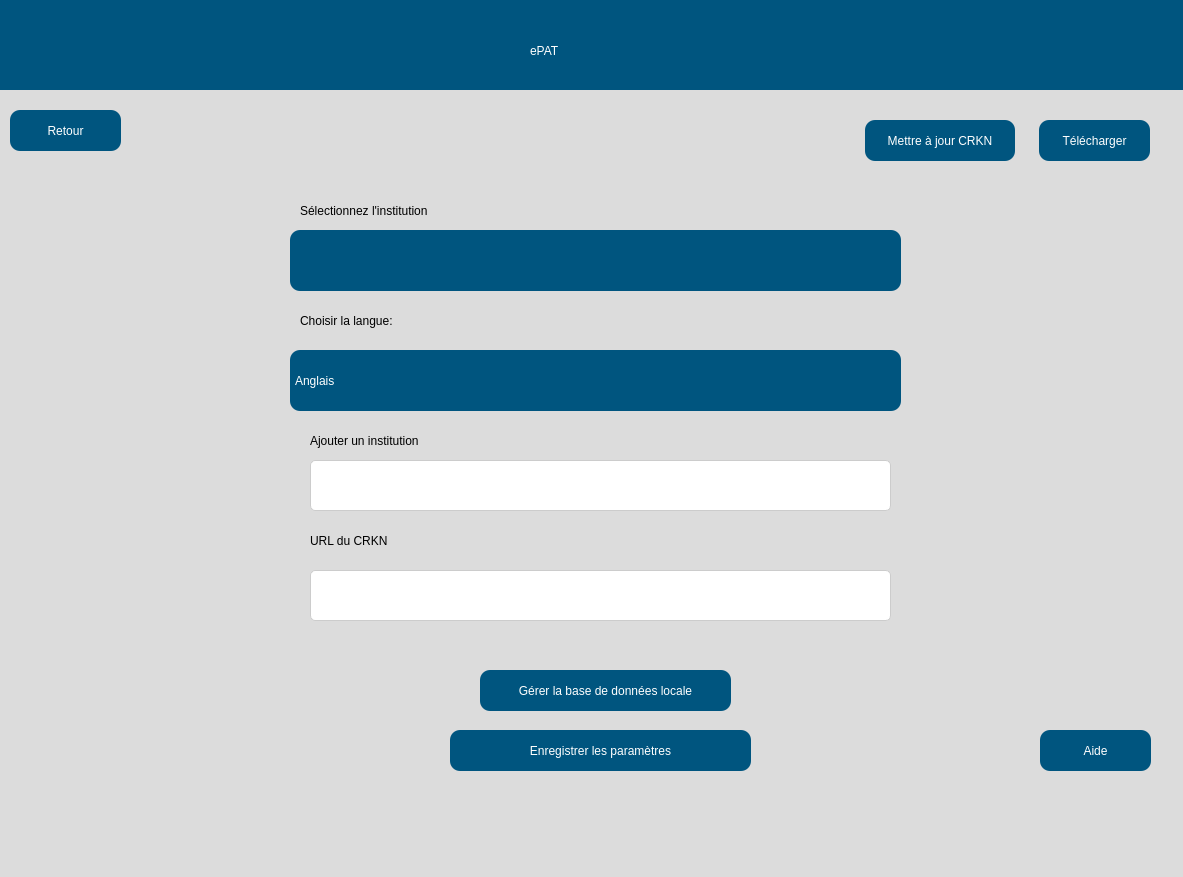
The window that src/user_interface/french_settingsPage.ui (eppenney/eBook-Perpetual-Access-Rights-Tracker) describes before a commit, drawn with Qt 5.
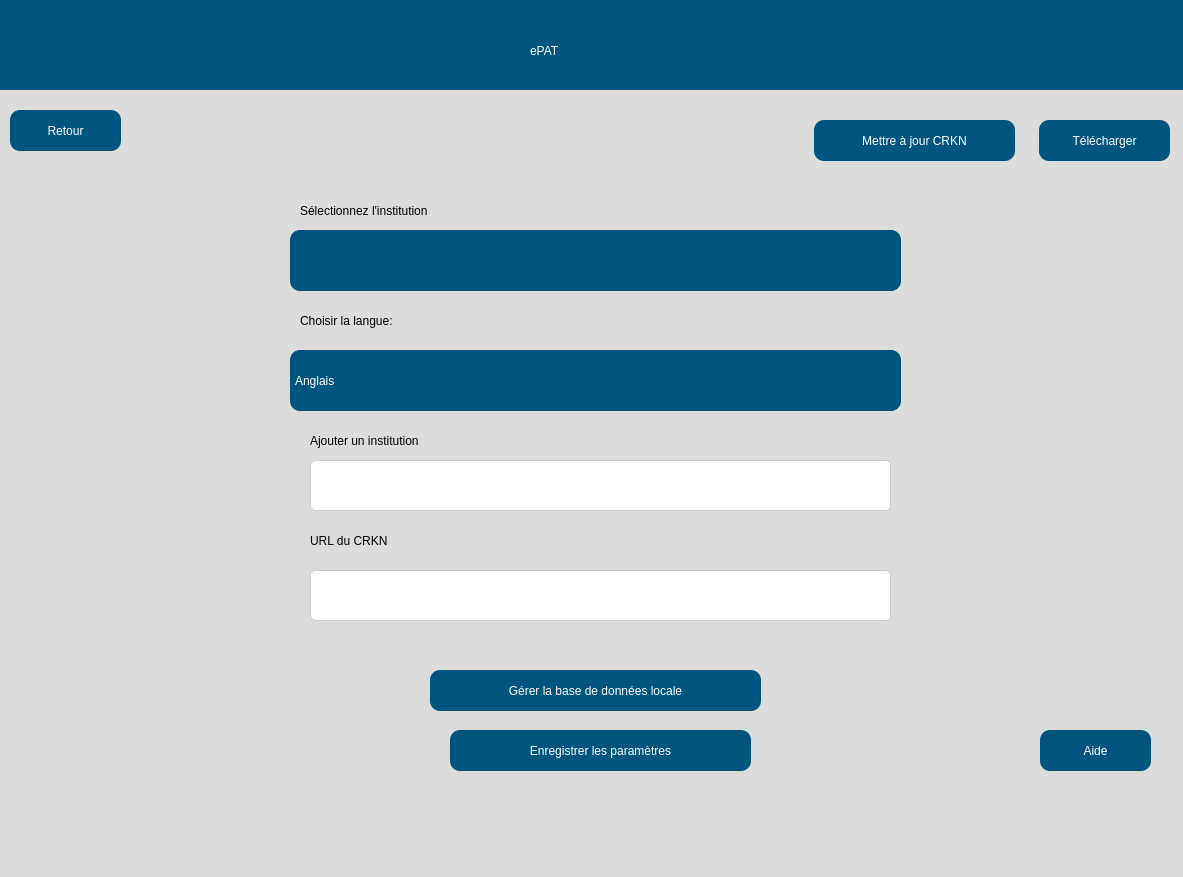
The same window after the commit. Icons and pictures are not drawn.

Commit message: There are alot of changes in the uI. Also now there is welcomeScreen that should be saving the settings before opening the file. Made a small change in the settingsWheel on the startScreen which shall rotate when hover over it just a small change.

```diff
--- a/src/user_interface/french_settingsPage.ui
+++ b/src/user_interface/french_settingsPage.ui
@@ -92,7 +92,7 @@
      <rect>
       <x>1049</x>
       <y>120</y>
-      <width>111</width>
+      <width>131</width>
       <height>41</height>
      </rect>
     </property>
@@ -121,9 +121,9 @@
    <widget class="QPushButton" name="updateCRKN">
     <property name="geometry">
      <rect>
-      <x>875</x>
+      <x>824</x>
       <y>120</y>
-      <width>150</width>
+      <width>201</width>
       <height>41</height>
      </rect>
     </property>
@@ -158,7 +158,7 @@
      <rect>
       <x>310</x>
       <y>190</y>
-      <width>151</width>
+      <width>211</width>
       <height>41</height>
      </rect>
     </property>
@@ -219,7 +219,7 @@
      <rect>
       <x>320</x>
       <y>420</y>
-      <width>151</width>
+      <width>181</width>
       <height>41</height>
      </rect>
     </property>
@@ -421,9 +421,9 @@
    <widget class="QPushButton" name="manageDatabase">
     <property name="geometry">
      <rect>
-      <x>490</x>
+      <x>440</x>
       <y>670</y>
-      <width>251</width>
+      <width>331</width>
       <height>41</height>
      </rect>
     </property>
```
The commit also changes 4 other files.
